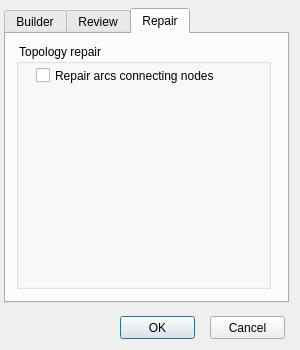
First picture: the form in ui/topology_tools.ui, repository Giswater/giswater_qgis_plugin, before the edit.
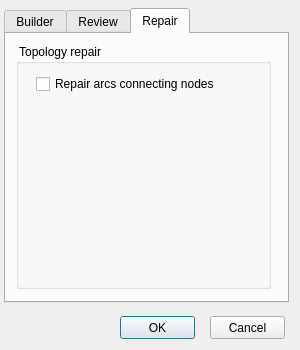
Second picture: the form after the edit. The open tabs and pages were chosen to show the change.

Commit message: #issue-184. Creation of buttoms and forms

Diff of the .ui file:
```diff
--- a/ui/topology_tools.ui
+++ b/ui/topology_tools.ui
@@ -330,9 +330,9 @@
       <property name="geometry">
        <rect>
         <x>20</x>
-        <y>23</y>
-        <width>271</width>
-        <height>17</height>
+        <y>30</y>
+        <width>221</width>
+        <height>20</height>
        </rect>
       </property>
       <property name="text">
```
Left out of the diff: 10 changed lines with no effect on the pictures. The commit also changes 3 other files.
